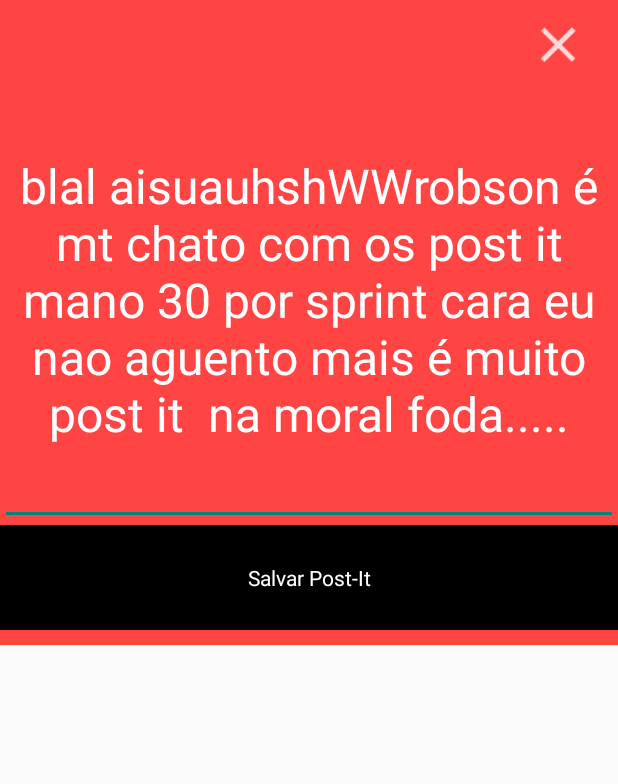
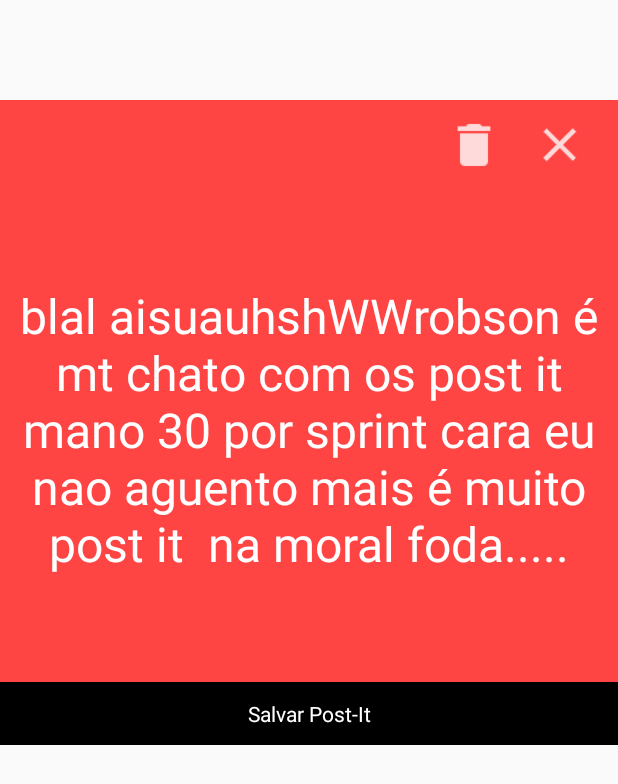
Before and after one commit to Leonardo34/Spreview, an Android app: the screen it shows after launch (MainActivity), on a phone screen of 412 x 824 dp. Shown: the top 784 px of the screen. Run offline under Robolectric (Android 15) with nearby library versions, the phone set to English and light mode, and no system bars.

Commit message:
modificar layouts, adicionar icones e criar layout base do feed

```diff
--- a/app/src/main/res/layout/activity_main.xml
+++ b/app/src/main/res/layout/activity_main.xml
@@ -54,10 +54,10 @@
             android:layout_height="60dp"
             android:layout_marginTop="60dp"
             android:layout_gravity="center"
-            android:background="@android:color/white"
+            android:background="@color/colorAccent"
             android:gravity="center"
             android:text="Log In"
-            android:textColor="@android:color/black"/>
+            android:textColor="@android:color/white"/>
 
     </LinearLayout>
 
--- a/app/src/main/res/layout/post_it_edition.xml
+++ b/app/src/main/res/layout/post_it_edition.xml
@@ -2,50 +2,60 @@
 <LinearLayout xmlns:android="http://schemas.android.com/apk/res/android"
     android:layout_width="match_parent"
     android:layout_height="430dp"
+    android:layout_marginTop="30pt"
+    android:background="@android:color/holo_red_light"
     android:orientation="vertical"
-    android:background="@android:color/holo_red_light"
-    >
+    android:weightSum="10">
 
     <LinearLayout
+        android:layout_width="fill_parent"
+        android:layout_height="0dp"
         android:layout_marginTop="10dp"
-        android:layout_width="fill_parent"
-        android:layout_height="40dp"
+        android:layout_weight="1"
         android:orientation="horizontal"
         android:weightSum="10">
 
         <View
             android:layout_width="0dp"
             android:layout_height="40dp"
-            android:layout_weight="9">
+            android:layout_weight="8"></View>
 
-        </View>
         <ImageView
+            android:layout_width="0dp"
+            android:layout_height="40dp"
             android:layout_marginRight="20dp"
+            android:layout_weight="1"
+            android:src="@drawable/ic_deletion"></ImageView>
 
-            android:src="@drawable/ic_close_action"
+
+        <ImageView
             android:layout_width="0dp"
+            android:layout_height="40dp"
+            android:layout_marginRight="20dp"
             android:layout_weight="1"
-            android:layout_height="40dp">
-
-        </ImageView>
+            android:src="@drawable/ic_close_action"></ImageView>
 
     </LinearLayout>
 
     <EditText
         android:layout_width="fill_parent"
-        android:layout_height="300dp"
+        android:layout_height="0dp"
+        android:layout_weight="8"
+        android:background="@android:color/holo_red_light"
+        android:gravity="center"
         android:text="blal aisuauhshWWrobson é mt chato com os post it mano 30 por sprint cara eu nao aguento mais é muito post it  na moral foda....."
-        android:textSize="32sp"
+        android:textAlignment="center"
         android:textColor="@android:color/white"
-        android:gravity="center"
-        android:textAlignment="center"/>
+        android:textSize="32sp" />
+
     <TextView
-        android:background="@android:color/black"
-        android:textColor="@android:color/white"
         android:layout_width="fill_parent"
+        android:layout_height="0dp"
+        android:layout_weight="1"
+        android:background="@color/colorAccent"
         android:gravity="center_vertical"
+        android:text="Salvar Post-It"
         android:textAlignment="center"
-        android:layout_height="70dp"
-        android:text="Salvar Post-It"/>
+        android:textColor="@android:color/white" />
 
 </LinearLayout>
--- a/app/src/main/res/values/colors.xml
+++ b/app/src/main/res/values/colors.xml
@@ -2,6 +2,6 @@
 <resources>
     <color name="colorPrimary">#3F51B5</color>
     <color name="colorPrimaryDark">#303F9F</color>
-    <color name="colorAccent">#FF4081</color>
+    <color name="colorAccent">@android:color/black</color>
     <color name="loginBackground">#22847e</color>
 </resources>
```
Also changed, not shown: app/src/main/res/layout/feed_skeleton.xml (added, +59 -0 lines), app/src/main/res/layout/post_it_visualization.xml (+42 -9 lines), app/src/main/res/drawable-hdpi/ic_deletion.png (added), app/src/main/res/drawable-hdpi/ic_edition.png (added), app/src/main/res/drawable-hdpi/ic_expand.png (added), app/src/main/res/drawable-mdpi/ic_deletion.png (added), app/src/main/res/drawable-mdpi/ic_edition.png (added), app/src/main/res/drawable-mdpi/ic_expand.png (added), app/src/main/res/drawable-xhdpi/ic_deletion.png (added), app/src/main/res/drawable-xhdpi/ic_edition.png (added), app/src/main/res/drawable-xhdpi/ic_expand.png (added), app/src/main/res/drawable-xxhdpi/ic_deletion.png (added), app/src/main/res/drawable-xxhdpi/ic_edition.png (added), app/src/main/res/drawable-xxhdpi/ic_expand.png (added).
